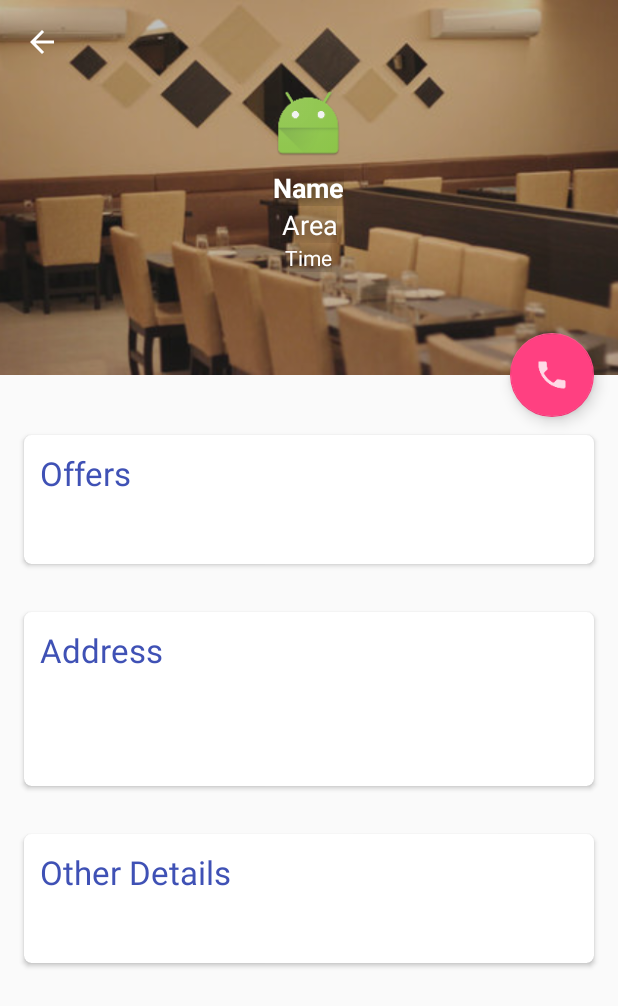
After one commit to kashifo/fizz-task, an Android app: the DetailActivity screen opened directly, with no data from a screen before it, on a phone screen of 412 x 824 dp. The commit adds this screen. Shown: the top 1006 px of the screen. Run offline under Robolectric (Android 15) with nearby library versions, the phone set to English and light mode, and no system bars; network calls fail; pictures from the network do not load.

Commit message:
home list completed with pagination, details screen almost completed

```diff
--- a/app/src/main/AndroidManifest.xml
+++ b/app/src/main/AndroidManifest.xml
@@ -18,6 +18,7 @@
                 <category android:name="android.intent.category.LAUNCHER" />
             </intent-filter>
         </activity>
+        <activity android:name=".DetailActivity"></activity>
     </application>
 
 </manifest>
--- /dev/null
+++ b/app/src/main/java/task/fizz/in/fizztask/DetailActivity.java
@@ -0,0 +1,174 @@
+package task.fizz.in.fizztask;
+
+import android.content.Intent;
+import android.net.Uri;
+import android.os.Bundle;
+import android.support.design.widget.AppBarLayout;
+import android.support.design.widget.CollapsingToolbarLayout;
+import android.support.design.widget.FloatingActionButton;
+import android.support.v7.app.AppCompatActivity;
+import android.support.v7.widget.Toolbar;
+import android.text.Html;
+import android.view.View;
+import android.widget.ImageView;
+import android.widget.TextView;
+
+import com.bumptech.glide.Glide;
+
+import task.fizz.in.fizztask.models.Restaurant;
+
+public class DetailActivity extends AppCompatActivity {
+
+    private final String TAG = this.getClass().getSimpleName();
+    String title = "Details";
+    Restaurant restaurant;
+
+    ImageView iv_bgImg;
+    ImageView iv_logo;
+    TextView tv_name;
+    TextView tv_area;
+    TextView tv_time;
+    TextView tv_offerDetails;
+    TextView tv_address;
+    TextView tv_distance;
+    TextView tv_otherDetails;
+    FloatingActionButton fab_call;
+
+
+    @Override
+    protected void onCreate(Bundle savedInstanceState) {
+        super.onCreate(savedInstanceState);
+        setContentView(R.layout.activity_detail);
+        setupToolbar();
+        initViews();
+
+        try{
+            restaurant = (Restaurant) getIntent().getSerializableExtra("data");
+            loadData();
+        }catch (Exception e){
+            e.printStackTrace();
+        }
+
+    }
+
+
+    private void setupToolbar(){
+        final Toolbar toolbar = (Toolbar) findViewById(R.id.toolbar);
+        toolbar.setTitle(" ");
+        setSupportActionBar(toolbar);
+        getSupportActionBar().setDisplayHomeAsUpEnabled(true);
+
+        final CollapsingToolbarLayout collapsingToolbar =
+                (CollapsingToolbarLayout) findViewById(R.id.collapsing_toolbar);
+
+        AppBarLayout appBarLayout = (AppBarLayout) findViewById(R.id.appbar);
+        appBarLayout.addOnOffsetChangedListener(new AppBarLayout.OnOffsetChangedListener() {
+            boolean isShow = false;
+            int scrollRange = -1;
+
+            @Override
+            public void onOffsetChanged(AppBarLayout appBarLayout, int verticalOffset) {
+                if (scrollRange == -1) {
+                    scrollRange = appBarLayout.getTotalScrollRange();
+                }
+                if (scrollRange + verticalOffset == 0) {
+                    collapsingToolbar.setTitle(title);
+                    isShow = true;
+                } else if(isShow) {
+                    collapsingToolbar.setTitle(" ");
+                    isShow = false;
+                }
+            }
+        });
+    }
+
+
+    private void initViews(){
+
+        iv_bgImg = (ImageView) findViewById(R.id.iv_bgImg);
+        iv_logo = (ImageView) findViewById(R.id.iv_logo);
+        tv_name = (TextView) findViewById(R.id.tv_name);
+        tv_area = (TextView) findViewById(R.id.tv_area);
+        tv_time = (TextView) findViewById(R.id.tv_time);
+        tv_offerDetails = (TextView) findViewById(R.id.tv_offerDetails);
+        tv_address = (TextView) findViewById(R.id.tv_address);
+        tv_distance = (TextView) findViewById(R.id.tv_distance);
+        tv_otherDetails = (TextView) findViewById(R.id.tv_otherDetails);
+
+        fab_call = (FloatingActionButton) findViewById(R.id.fab_call);
+        fab_call.setOnClickListener(new View.OnClickListener() {
+            @Override
+            public void onClick(View view) {
+                Intent intent = new Intent(Intent.ACTION_VIEW, Uri.parse("tel:" + restaurant.getContactNumber() ));
+                intent.setFlags(Intent.FLAG_ACTIVITY_NEW_TASK);
+                startActivity( intent );
+            }
+        });
+
+    }
+
+    private void loadData(){
+
+        if(restaurant!=null){
+
+            try{
+
+                Glide
+                        .with(this)
+                        .load(restaurant.getHeroImage())
+                        .centerCrop()
+                        .into(iv_bgImg);
+
+                Glide
+                        .with(this)
+                        .load(restaurant.getLogo())
+                        .centerCrop()
+                        .into(iv_logo);
+
+                tv_name.setText( restaurant.getName() );
+                tv_area.setText( restaurant.getArea() +", "+ restaurant.getCity() );
+                tv_offerDetails.setText(Html.fromHtml(getOfferDetails()) );
+                tv_address.setText( restaurant.getAddress() );
+
+                double dist = Math.round( restaurant.getDistanceFromUser() * 100.0 ) / 100.0;
+                tv_distance.setText( dist +" kms from you" );
+
+
+            }catch (Exception e){
+                e.printStackTrace();
+            }
+
+        }
+
+    }
+
+    public String getOfferDetails(){
+
+       String details = "";
+
+        if( restaurant != null ) {
+
+            if ( notEmpty( restaurant.getOfferPercentage() ) )
+                details += "<b>Offer : </b>" + restaurant.getOfferPercentage();
+
+            if ( notEmpty( restaurant.getSpecialOffer() ) )
+                details += "<br><b>Special Offer : </b>" + restaurant.getSpecialOffer();
+
+            if ( restaurant.getCashbackPercentage() != 0  )
+                details += "<br><b>Cashback : </b>" + restaurant.getCashbackPercentage() +"%";
+
+        }
+
+        return details;
+    }
+
+    private boolean notEmpty(String str){
+        if( str!=null && !str.isEmpty() ){
+            return true;
+        }else{
+            return false;
+        }
+    }
+
+
+}
--- /dev/null
+++ b/app/src/main/res/layout/activity_detail.xml
@@ -0,0 +1,247 @@
+<?xml version="1.0" encoding="utf-8"?>
+<android.support.design.widget.CoordinatorLayout
+    xmlns:android="http://schemas.android.com/apk/res/android"
+    xmlns:app="http://schemas.android.com/apk/res-auto"
+    xmlns:card_view="http://schemas.android.com/apk/res-auto"
+    android:id="@+id/activity_detail"
+    android:layout_width="match_parent"
+    android:layout_height="match_parent"
+    android:fitsSystemWindows="true">
+
+    <android.support.design.widget.AppBarLayout
+        android:id="@+id/appbar"
+        android:layout_width="match_parent"
+        android:layout_height="@dimen/appbar_height"
+        android:fitsSystemWindows="true"
+        android:theme="@style/ThemeOverlay.AppCompat.Dark.ActionBar">
+
+        <android.support.design.widget.CollapsingToolbarLayout
+            android:id="@+id/collapsing_toolbar"
+            android:layout_width="match_parent"
+            android:layout_height="match_parent"
+            android:fitsSystemWindows="true"
+            app:contentScrim="?attr/colorPrimary"
+            app:expandedTitleMarginEnd="64dp"
+            app:expandedTitleMarginStart="48dp"
+            app:layout_scrollFlags="scroll|exitUntilCollapsed">
+
+            <RelativeLayout
+                android:id="@+id/rl_listRow"
+                android:layout_width="match_parent"
+                android:layout_height="250sp">
+
+                <ImageView
+                    android:id="@+id/iv_bgImg"
+                    android:layout_width="match_parent"
+                    android:layout_height="250sp"
+                    android:scaleType="centerCrop"
+                    android:src="@drawable/default_hero" />
+
+                <ImageView
+                    android:id="@+id/iv_bgImgBlur"
+                    android:layout_width="match_parent"
+                    android:layout_height="250sp"
+                    android:scaleType="centerCrop"
+                    android:src="@drawable/blur_bg" />
+
+
+                <ImageView
+                    android:id="@+id/iv_logo"
+                    android:layout_width="50dp"
+                    android:layout_height="50dp"
+                    android:layout_above="@+id/tv_name"
+                    android:layout_centerHorizontal="true"
+                    android:layout_margin="5dp"
+                    android:src="@mipmap/ic_launcher" />
+
+                <TextView
+                    android:id="@+id/tv_name"
+                    style="@style/ShadowText"
+                    android:layout_width="wrap_content"
+                    android:layout_height="wrap_content"
+                    android:layout_centerHorizontal="true"
+                    android:layout_centerVertical="true"
+                    android:gravity="center"
+                    android:text="Name"
+                    android:textAppearance="?android:attr/textAppearanceMedium"
+                    android:textColor="@color/white"
+                    android:textStyle="bold" />
+
+
+                <TextView
+                    android:id="@+id/tv_area"
+                    style="@style/ShadowText"
+                    android:layout_width="wrap_content"
+                    android:layout_height="wrap_content"
+                    android:layout_below="@+id/tv_name"
+                    android:layout_centerHorizontal="true"
+                    android:gravity="center"
+                    android:text="Area"
+                    android:textAppearance="?android:attr/textAppearanceMedium"
+                    android:textColor="@color/white" />
+
+                <TextView
+                    android:id="@+id/tv_time"
+                    style="@style/ShadowText"
+                    android:layout_width="wrap_content"
+                    android:layout_height="wrap_content"
+                    android:layout_below="@+id/tv_area"
+                    android:layout_centerHorizontal="true"
+                    android:gravity="center"
+                    android:text="Time"
+                    android:textAppearance="?android:attr/textAppearanceSmall"
+                    android:textColor="@color/white" />
+
+            </RelativeLayout>
+
+
+            <android.support.v7.widget.Toolbar
+                android:id="@+id/toolbar"
+                android:layout_width="match_parent"
+                android:layout_height="?attr/actionBarSize"
+                app:layout_collapseMode="pin"
+                app:popupTheme="@style/ThemeOverlay.AppCompat.Light" />
+
+        </android.support.design.widget.CollapsingToolbarLayout>
+
+    </android.support.design.widget.AppBarLayout>
+
+    <android.support.v4.widget.NestedScrollView
+        android:layout_width="match_parent"
+        android:layout_height="match_parent"
+        app:layout_behavior="@string/appbar_scrolling_view_behavior">
+
+        <LinearLayout
+            android:layout_width="match_parent"
+            android:layout_height="match_parent"
+            android:orientation="vertical"
+            android:paddingTop="24dp">
+
+
+            <android.support.v7.widget.CardView
+                android:layout_width="match_parent"
+                android:layout_height="wrap_content"
+                android:layout_margin="@dimen/card_margin"
+                card_view:cardCornerRadius="5dp">
+
+                <LinearLayout
+                    style="@style/CardStyle"
+                    android:layout_width="match_parent"
+                    android:layout_height="wrap_content"
+                    android:orientation="vertical">
+
+                    <TextView
+                        android:layout_width="match_parent"
+                        android:layout_height="wrap_content"
+                        android:gravity="center_vertical"
+                        android:padding="5dp"
+                        android:text="Offers"
+                        android:textAppearance="?android:attr/textAppearanceLarge"
+                        android:textColor="?attr/colorPrimary" />
+
+                    <TextView
+                        android:id="@+id/tv_offerDetails"
+                        android:layout_width="wrap_content"
+                        android:layout_height="wrap_content"
+                        android:padding="5dp"
+                        android:textAppearance="?android:attr/textAppearanceMedium"
+                        android:textIsSelectable="true" />
+
+
+                </LinearLayout>
+
+            </android.support.v7.widget.CardView>
+
+
+            <android.support.v7.widget.CardView
+                android:layout_width="match_parent"
+                android:layout_height="wrap_content"
+                android:layout_margin="@dimen/card_margin"
+                card_view:cardCornerRadius="5dp">
+
+                <LinearLayout
+                    style="@style/CardStyle"
+                    android:layout_width="match_parent"
+                    android:layout_height="wrap_content"
+                    android:orientation="vertical">
+
+                    <TextView
+                        android:layout_width="match_parent"
+                        android:layout_height="wrap_content"
+                        android:gravity="center_vertical"
+                        android:padding="5dp"
+                        android:text="Address"
+                        android:textAppearance="?android:attr/textAppearanceLarge"
+                        android:textColor="?attr/colorPrimary" />
+
+                    <TextView
+                        android:id="@+id/tv_address"
+                        android:layout_width="wrap_content"
+                        android:layout_height="wrap_content"
+                        android:padding="5dp"
+                        android:textAppearance="?android:attr/textAppearanceMedium"
+                        android:textIsSelectable="true" />
+
+                    <TextView
+                        android:id="@+id/tv_distance"
+                        android:layout_width="wrap_content"
+                        android:layout_height="wrap_content"
+                        android:padding="5dp"
+                        android:textAppearance="?android:attr/textAppearanceSmall"
+                        android:textIsSelectable="true" />
+
+
+                </LinearLayout>
+
+            </android.support.v7.widget.CardView>
+
+
+            <android.support.v7.widget.CardView
+                android:layout_width="match_parent"
+                android:layout_height="wrap_content"
+                android:layout_margin="@dimen/card_margin"
+                card_view:cardCornerRadius="5dp">
+
+                <LinearLayout
+                    style="@style/CardStyle"
+                    android:layout_width="match_parent"
+                    android:layout_height="wrap_content"
+                    android:orientation="vertical">
+
+                    <TextView
+                        android:layout_width="match_parent"
+                        android:layout_height="wrap_content"
+                        android:gravity="center_vertical"
+                        android:padding="5dp"
+                        android:text="Other Details"
+                        android:textAppearance="?android:attr/textAppearanceLarge"
+                        android:textColor="?attr/colorPrimary" />
+
+                    <TextView
+                        android:id="@+id/tv_otherDetails"
+                        android:layout_width="wrap_content"
+                        android:layout_height="wrap_content"
+                        android:padding="5dp"
+                        android:textAppearance="?android:attr/textAppearanceMedium"
+                        android:textIsSelectable="true" />
+
+
+                </LinearLayout>
+
+            </android.support.v7.widget.CardView>
+
+
+        </LinearLayout>
+    </android.support.v4.widget.NestedScrollView>
+
+    <android.support.design.widget.FloatingActionButton
+        android:id="@+id/fab_call"
+        android:layout_width="wrap_content"
+        android:layout_height="wrap_content"
+        android:layout_margin="@dimen/fab_margin"
+        android:clickable="true"
+        android:src="@drawable/ic_action_call"
+        app:layout_anchor="@id/appbar"
+        app:layout_anchorGravity="bottom|right|end" />
+
+</android.support.design.widget.CoordinatorLayout>
--- a/app/src/main/res/values/dimens.xml
+++ b/app/src/main/res/values/dimens.xml
@@ -2,4 +2,7 @@
     <!-- Default screen margins, per the Android Design guidelines. -->
     <dimen name="activity_horizontal_margin">16dp</dimen>
     <dimen name="activity_vertical_margin">16dp</dimen>
+    <dimen name="appbar_height">250dp</dimen>
+    <dimen name="card_margin">16dp</dimen>
+    <dimen name="fab_margin">16dp</dimen>
 </resources>
--- a/app/src/main/res/values/styles.xml
+++ b/app/src/main/res/values/styles.xml
@@ -1,7 +1,7 @@
 <resources>
 
     <!-- Base application theme. -->
-    <style name="AppTheme" parent="Theme.AppCompat">
+    <style name="AppTheme" parent="Theme.AppCompat.Light.NoActionBar">
         <!-- Customize your theme here. -->
         <item name="colorPrimary">@color/colorPrimary</item>
         <item name="colorPrimaryDark">@color/colorPrimaryDark</item>
@@ -16,5 +16,12 @@
         <item name="android:shadowRadius">15</item>
     </style>
 
+    <style name="CardStyle" parent="android:Widget">
+        <item name="android:paddingLeft">5dp</item>
+        <item name="android:paddingRight">5dp</item>
+        <item name="android:paddingTop">5dp</item>
+        <item name="android:paddingBottom">5dp</item>
+    </style>
+
 
 </resources>
```
Also changed, not shown: app/src/main/java/task/fizz/in/fizztask/Constants.java (+9 -2 lines), app/src/main/java/task/fizz/in/fizztask/HomeListAdapter.java (+18 -6 lines), app/src/main/java/task/fizz/in/fizztask/ItemClickListener.java (added, +9 -0 lines), app/src/main/java/task/fizz/in/fizztask/MainActivity.java (+105 -37 lines), app/src/main/java/task/fizz/in/fizztask/models/Restaurant.java (+9 -15 lines), app/src/main/java/task/fizz/in/fizztask/models/coordinates.java (deleted, +0 -27 lines), app/src/main/res/layout/activity_main.xml (+11 -1 lines), app/src/main/res/layout/list_row.xml (+12 -4 lines).
